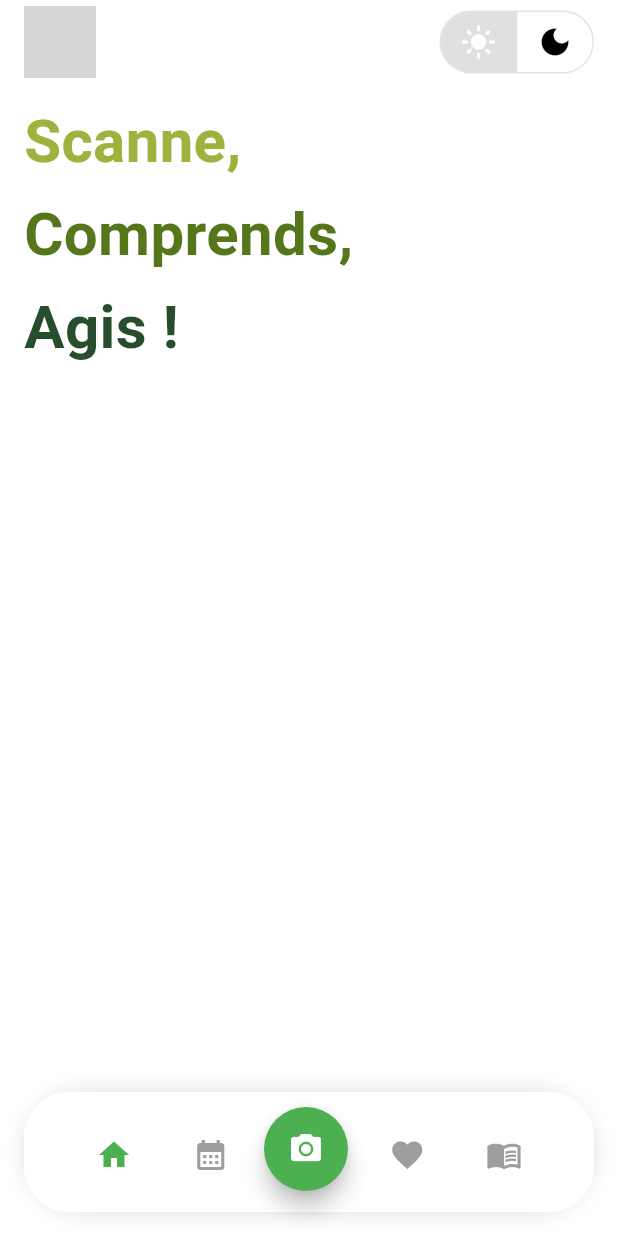
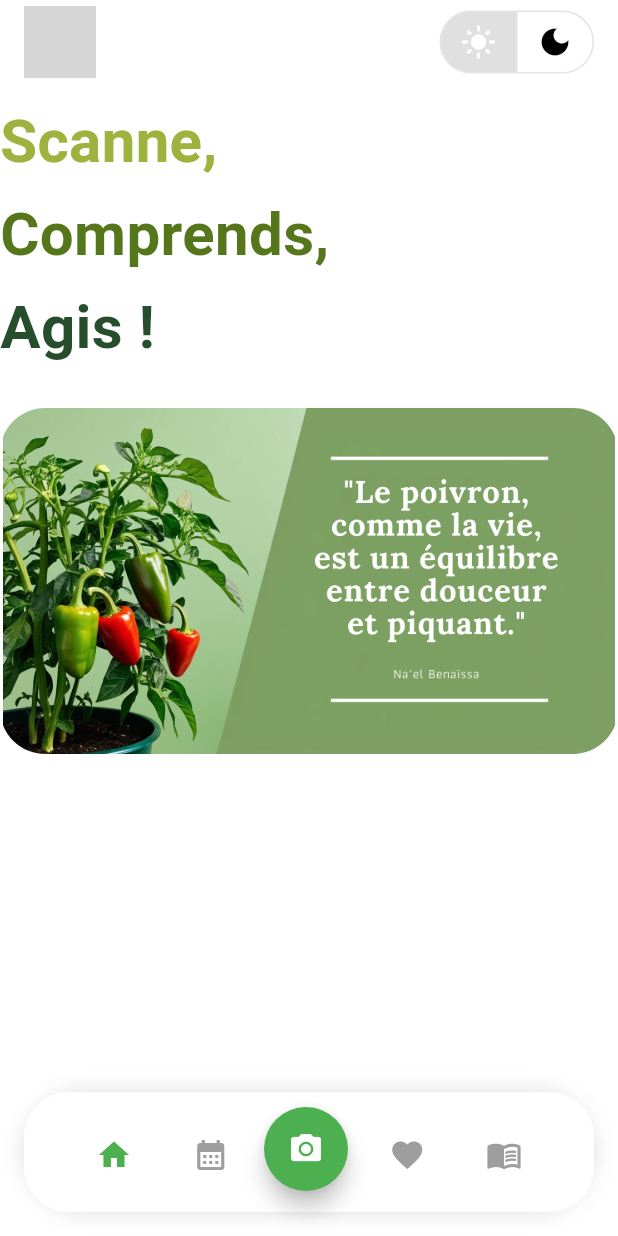
Before and after one commit to naelbenaissa/LeafGuard, a Flutter app: the screen it shows after launch, on a phone screen of 412 x 824 dp. Run offline on Flutter 3.47's test engine with Material 3 defaults, Android fonts, the phone set to English and light mode, and no system bars; our stand-ins replace go_router; grey boxes are pictures that could not be loaded.

Commit message:
Ajout slogan à home

```diff
--- a/lib/views/home/home.dart
+++ b/lib/views/home/home.dart
@@ -35,8 +35,27 @@ class _HomeState extends State<Home> {
           },
         ),
         body: Padding(
-          padding: const EdgeInsets.only(left: 16, top: 10),
-          child: AnimatedSlogan(sloganWords: sloganWords),
+          padding: const EdgeInsets.only(top: 10),
+          child: Column(
+            crossAxisAlignment: CrossAxisAlignment.start,
+            children: [
+              AnimatedSlogan(sloganWords: sloganWords),
+
+              Padding(
+                padding: const EdgeInsets.only(top: 20),
+                child: ClipRRect(
+                  borderRadius: BorderRadius.circular(30),
+                  child: Container(
+                    padding: const EdgeInsets.symmetric(horizontal: 2),
+                    child: Image.asset(
+                      'assets/img/slogan/pepper_slogan.png',
+                      fit: BoxFit.cover,
+                    ),
+                  ),
+                ),
+              ),
+            ],
+          ),
         ),
         backgroundColor: isLightTheme ? Colors.white : Colors.black,
         bottomNavigationBar: CustomBottomBar(
--- a/pubspec.yaml
+++ b/pubspec.yaml
@@ -22,5 +22,6 @@ dev_dependencies:
   flutter_lints: ^4.0.0
 
 flutter:
-
   uses-material-design: true
+  assets:
+    - assets/img/slogan/pepper_slogan.png
```
Also changed, not shown: assets/img/slogan/pepper_slogan.png (added).
